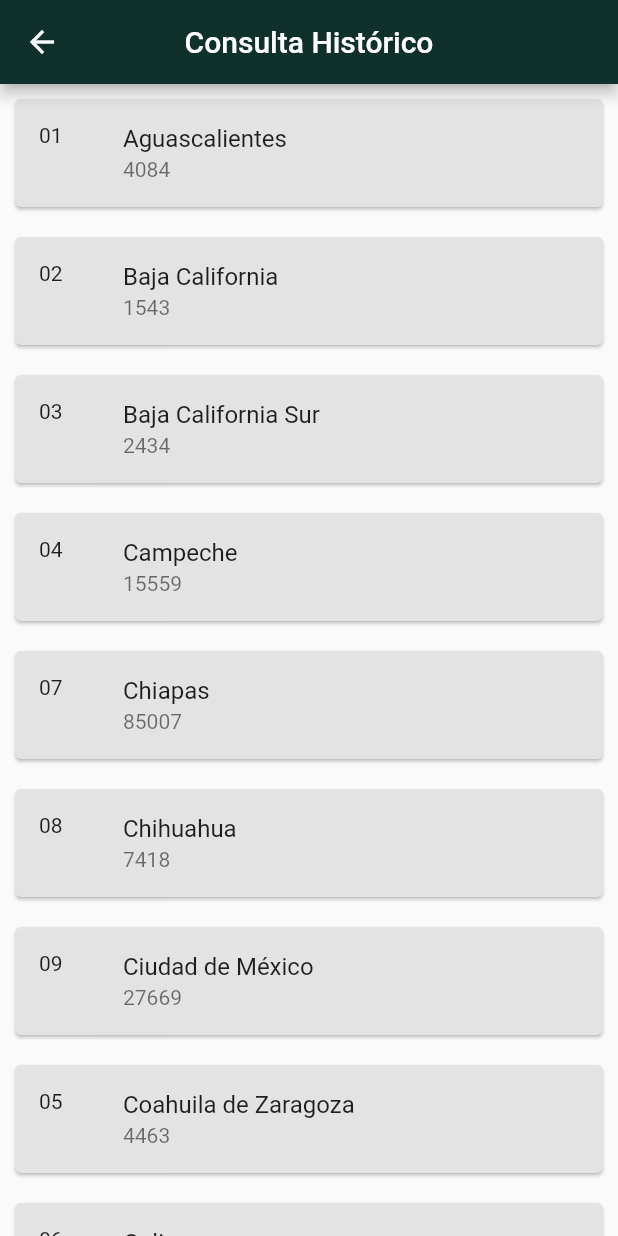
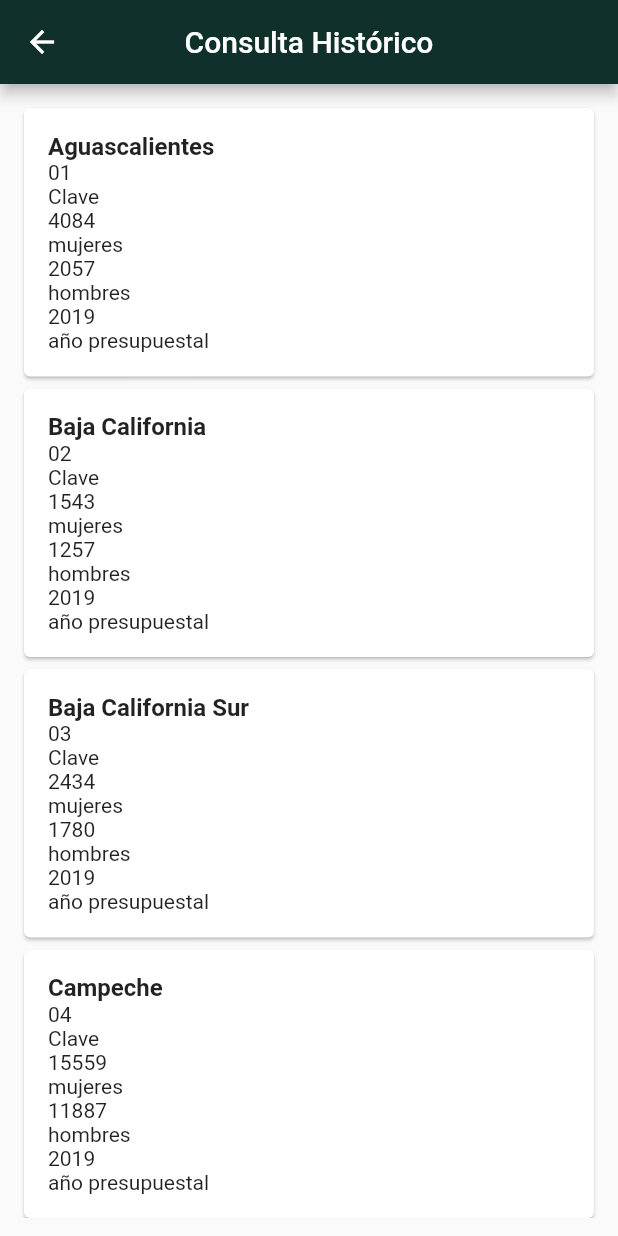
Before and after one commit to PerlaGCastillo/dashboardAppViews, a Flutter app: the displayBtn screen opened directly, after a tap on "Acumulado", on a phone screen of 412 x 824 dp. Run offline on Flutter 3.47's test engine with Material 2 defaults, Android fonts, the phone set to English and light mode, and no system bars; our stand-ins replace hive, hive_flutter, syncfusion_flutter_charts; accounts and stored records are empty; project files that could hold a hidden picture were left out.

Commit message:
showing off json data at btn view

```diff
--- a/lib/Screens/sd.dart
+++ b/lib/Screens/sd.dart
@@ -65,25 +65,46 @@ class _displayBtnState extends State<displayBtn> {
           onPressed: () => Navigator.of(context).pop(),
         ),*/
       ),
-      body: Column(
-        mainAxisAlignment: MainAxisAlignment.spaceAround,
+      body: Padding(
+        padding: const EdgeInsets.all(12.0),
+        child: Column(
+          mainAxisAlignment: MainAxisAlignment.center,
           crossAxisAlignment: CrossAxisAlignment.stretch,
           children: [
-
             _records.isNotEmpty
                 ? Expanded(
               child: ListView.builder(
                 itemCount: _records.length,
                 itemBuilder: (context, index) {
                   return Card(
-                  key: ValueKey(_records[index]["estado"]),
+                    child:Padding(
+                      padding: const EdgeInsets.all(16.0),
+                      child: Column(
+                        crossAxisAlignment:CrossAxisAlignment.start,
+                        children: <Widget>[
+                          Text(_records[index]["estado"],
+                            style: TextStyle(fontSize: 16,
+                                fontWeight: FontWeight.bold,
+                            ),),
+                          Text(_records[index]["cve_edo"]),
+                          Text('Clave'),
+                          Text(_records[index]["mujeres"]),
+                          Text("mujeres"),
+                          Text(_records[index]["hombres"]),
+                          Text("hombres"),
+                          Text(_records[index]["año_presupuestal"]),
+                          Text("año presupuestal"),
+                        ],
+                      ),
+                    ),
+                   /* key: ValueKey(_records[index]["estado"]),
                     margin: const EdgeInsets.all(10),
                     color: Color(0xF8E4E4E4),
                     child: ListTile(
                       leading: Text(_records[index]["cve_edo"]),
                       title: Text(_records[index]["estado"]),
                       subtitle: Text(_records[index]["mujeres"]),
-                  ),
+                    ),*/
                   );
                 },
               ),
@@ -118,6 +139,7 @@ class _displayBtnState extends State<displayBtn> {
             ),),
           ],
         ),
+      ),
     );
   }
 }
```
Lines whose indentation alone changed are shown as unchanged.
